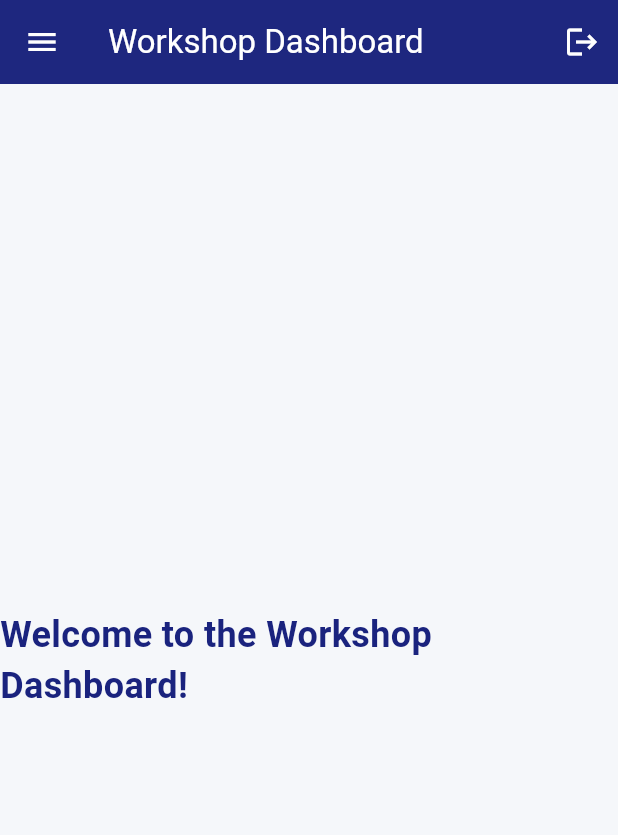
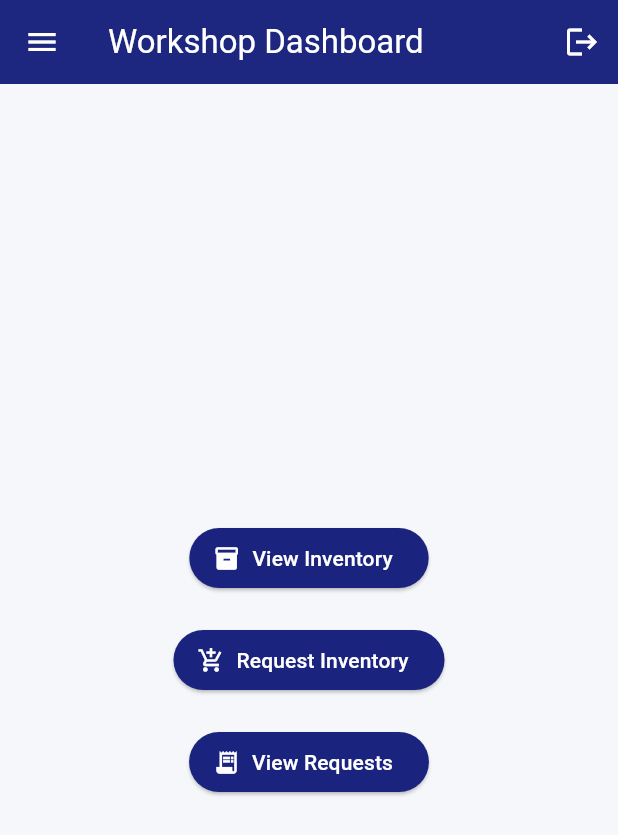
Before and after one commit to amala-26/workshop-gig-app, a Flutter app: the WorkshopDashboard screen opened directly, on a phone screen of 412 x 824 dp. Shown: the top 835 px of the screen. Run offline on Flutter 3.47's test engine with Material 3 defaults, Android fonts, the phone set to English and light mode, and no system bars; our stand-ins replace cloud_firestore, firebase_auth, firebase_core; accounts and stored records are empty; Roboto replaces fonts that are missing (Montserrat).

Commit message:
added inventory

```diff
--- a/lib/main.dart
+++ b/lib/main.dart
@@ -6,6 +6,10 @@ import 'package:cloud_firestore/cloud_firestore.dart';
 import 'package:firebase_auth/firebase_auth.dart';
 import 'foreman_dashboard.dart';
 import 'workshop_dashboard.dart';
+import 'view_inventory_page.dart';
+import 'add_inventory_page.dart';
+import 'request_inventory_page.dart';
+import 'request_status_page.dart';
 
 void main() async {
   WidgetsFlutterBinding.ensureInitialized();
@@ -62,8 +66,12 @@ class MyApp extends StatelessWidget {
         '/login': (context) => const LoginPage(),
         '/forgot-password': (context) => const ForgotPasswordPage(),
         '/signup': (context) => const SignUpPage(),
-        '/foreman-dashboard': (context) => const ForemanDashboard(),
-        '/workshop-dashboard': (context) => const WorkshopDashboard(),
+
+        // Inventory module pages
+        '/view-inventory': (context) => ViewInventoryPage(),
+        '/add-inventory': (context) => AddInventoryPage(),
+        '/request-inventory': (context) => RequestInventoryPage(),
+        '/view-requests': (context) => RequestStatusPage(),
       },
       home: const LoginPage(),
     );
--- a/lib/workshop_dashboard.dart
+++ b/lib/workshop_dashboard.dart
@@ -1,13 +1,12 @@
 import 'package:flutter/material.dart';
-import 'workshop_profile_page.dart';
 import 'package:firebase_auth/firebase_auth.dart';
 import 'package:cloud_firestore/cloud_firestore.dart';
+import 'workshop_profile_page.dart';
 
 class WorkshopDashboard extends StatelessWidget {
   const WorkshopDashboard({Key? key}) : super(key: key);
 
   Future<void> _handleLogout(BuildContext context) async {
-    // Show confirmation dialog
     final shouldLogout = await showDialog<bool>(
       context: context,
       builder: (context) => AlertDialog(
@@ -69,7 +68,10 @@ class WorkshopDashboard extends StatelessWidget {
               onTap: () async {
                 final user = FirebaseAuth.instance.currentUser;
                 if (user != null) {
-                  final doc = await FirebaseFirestore.instance.collection('workshops').doc(user.uid).get();
+                  final doc = await FirebaseFirestore.instance
+                      .collection('workshops')
+                      .doc(user.uid)
+                      .get();
                   if (doc.exists) {
                     Navigator.push(
                       context,
@@ -90,10 +92,34 @@ class WorkshopDashboard extends StatelessWidget {
           ],
         ),
       ),
-      body: const Center(
-        child: Text(
-          'Welcome to the Workshop Dashboard!',
-          style: TextStyle(fontSize: 24, fontWeight: FontWeight.bold),
+      body: Center(
+        child: Column(
+          mainAxisAlignment: MainAxisAlignment.center,
+          children: [
+            ElevatedButton.icon(
+              onPressed: () {
+                Navigator.pushNamed(context, '/view-inventory');
+              },
+              icon: const Icon(Icons.inventory),
+              label: const Text('View Inventory'),
+            ),
+            const SizedBox(height: 20),
+            ElevatedButton.icon(
+              onPressed: () {
+                Navigator.pushNamed(context, '/request-inventory');
+              },
+              icon: const Icon(Icons.add_shopping_cart),
+              label: const Text('Request Inventory'),
+            ),
+            const SizedBox(height: 20),
+            ElevatedButton.icon(
+              onPressed: () {
+                Navigator.pushNamed(context, '/view-requests');
+              },
+              icon: const Icon(Icons.receipt_long),
+              label: const Text('View Requests'),
+            ),
+          ],
         ),
       ),
     );
```
Also changed, not shown: lib/add_inventory_page.dart (added, +59 -0 lines), lib/request_inventory_page.dart (added, +47 -0 lines), lib/request_status_page.dart (added, +31 -0 lines), lib/view_inventory_page.dart (added, +36 -0 lines).
